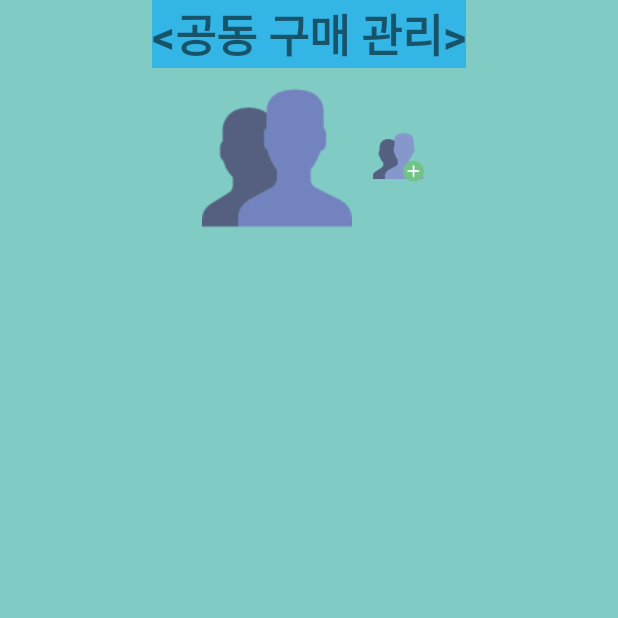
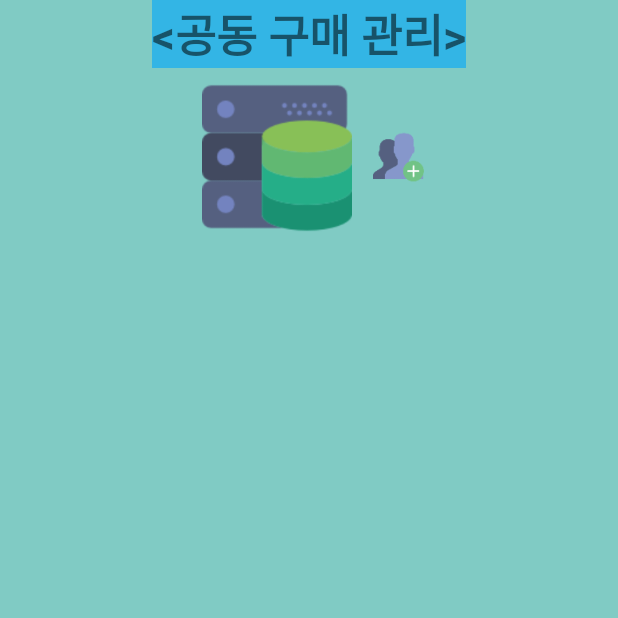
Before and after one commit to ytkim4558/MeetingManagement, an Android app: the screen it shows after launch (MainActivity), on a phone screen of 412 x 824 dp, the top half of it. Run offline under Robolectric (Android 15) with nearby library versions, the phone set to English and light mode, and no system bars.

Commit message:
name 변경 icon_length ->big_icon_length , small 아이콘 추가

```diff
--- a/app/src/main/java/com/nagnek/android/meetingmanagement/EditGroupInfoActivity.java
+++ b/app/src/main/java/com/nagnek/android/meetingmanagement/EditGroupInfoActivity.java
@@ -7,7 +7,6 @@ import android.graphics.Bitmap;
 import android.os.Bundle;
 import android.provider.MediaStore;
 import android.view.View;
-import android.widget.Button;
 import android.widget.EditText;
 import android.widget.ImageView;
 import android.widget.Toast;
@@ -61,7 +60,7 @@ public class EditGroupInfoActivity extends Activity {
                 position = receivedIntent.getIntExtra(MainActivity.GROUP_LIST_POSITION, 0);
             }
         }
-        userImageLength = R.dimen.image_view_showable_icon_length;
+        userImageLength = R.dimen.image_view_showable_big_icon_length;
         pushIconLength = R.dimen.image_view_push_icon_length;
         // ====================================================================================
 
@@ -129,7 +128,7 @@ public class EditGroupInfoActivity extends Activity {
                 groupNameEditText.setText(tempGroup.name);
             }
         }
-        imageView.setImageBitmap(NagneImage.decodeSampledBitmapFromResource(getResources(), R.drawable.add_group, R.dimen.image_view_showable_icon_length, R.dimen.image_view_showable_icon_length));
+        imageView.setImageBitmap(NagneImage.decodeSampledBitmapFromResource(getResources(), R.drawable.add_group, R.dimen.image_view_showable_big_icon_length, R.dimen.image_view_showable_big_icon_length));
 
         // ATTENTION: This was auto-generated to implement the App Indexing API.
         // See https://g.co/AppIndexing/AndroidStudio for more information.
--- a/app/src/main/java/com/nagnek/android/meetingmanagement/EditMemberInfoActivity.java
+++ b/app/src/main/java/com/nagnek/android/meetingmanagement/EditMemberInfoActivity.java
@@ -7,7 +7,6 @@ import android.graphics.Bitmap;
 import android.os.Bundle;
 import android.telephony.PhoneNumberFormattingTextWatcher;
 import android.view.View;
-import android.widget.Button;
 import android.widget.EditText;
 import android.widget.ImageView;
 import android.widget.Toast;
@@ -43,7 +42,7 @@ public class EditMemberInfoActivity extends Activity {
         addUserImageButtonId = R.drawable.add_user;
         backImageButtonId = R.drawable.back;
         saveImageButtonId = R.drawable.save;
-        userImageLength = R.dimen.image_view_showable_icon_length;
+        userImageLength = R.dimen.image_view_showable_big_icon_length;
         pushIconLength = R.dimen.image_view_push_icon_length;
 
         Dlog.i("onCreate");
--- a/app/src/main/java/com/nagnek/android/meetingmanagement/GroupInfoActivity.java
+++ b/app/src/main/java/com/nagnek/android/meetingmanagement/GroupInfoActivity.java
@@ -53,7 +53,7 @@ public class GroupInfoActivity extends Activity {
         setContentView(R.layout.activity_group);
         Dlog.i("onCreate()");
 
-        userImageLength = R.dimen.image_view_showable_icon_length;
+        userImageLength = R.dimen.image_view_showable_big_icon_length;
         Intent intent = getIntent();
         if (intent != null) {
             groupName = intent.getExtras().getString(MainActivity.GROUP_NAME);
--- a/app/src/main/java/com/nagnek/android/meetingmanagement/MainActivity.java
+++ b/app/src/main/java/com/nagnek/android/meetingmanagement/MainActivity.java
@@ -14,7 +14,6 @@ import android.widget.Toast;
 
 import com.nagnek.android.debugLog.Dlog;
 import com.nagnek.android.nagneAndroidUtil.NagneSharedPreferenceUtil;
-import com.nagnek.android.nagneImage.NagneCircleImage;
 import com.nagnek.android.nagneImage.NagneImage;
 import com.nagnek.android.sharedString.Storage;
 
@@ -57,9 +56,9 @@ public class MainActivity extends Activity {
         //
         // 2. 데이터 설정한다.
         // ====================================================================================
-        showable_icon_length = getResources().getDimension(R.dimen.image_view_showable_icon_length);
+        showable_icon_length = getResources().getDimension(R.dimen.image_view_showable_big_icon_length);
         push_icon_length = getResources().getDimension(R.dimen.image_view_push_icon_length);
-        Bitmap groupImageBitmap = NagneImage.decodeSampledBitmapFromResource(getResources(), R.drawable.group, showable_icon_length, showable_icon_length);
+        Bitmap groupImageBitmap = NagneImage.decodeSampledBitmapFromResource(getResources(), R.drawable.database, showable_icon_length, showable_icon_length);
         Bitmap addGroupImageButtonImage = NagneImage.decodeSampledBitmapFromResource(getResources(), R.drawable.add_group, push_icon_length, push_icon_length);
         String groupNumberString = NagneSharedPreferenceUtil.getValue(this, Storage.SAVE_MEMBER_INFO_FILE, Storage.GROUP_NUMBER);
         Dlog.i(groupNumberString);
--- a/app/src/main/java/com/nagnek/android/meetingmanagement/MemberInfoActivity.java
+++ b/app/src/main/java/com/nagnek/android/meetingmanagement/MemberInfoActivity.java
@@ -2,11 +2,8 @@ package com.nagnek.android.meetingmanagement;
 
 import android.app.Activity;
 import android.content.Intent;
-import android.graphics.drawable.BitmapDrawable;
-import android.graphics.drawable.Drawable;
 import android.os.Bundle;
 import android.view.View;
-import android.widget.Button;
 import android.widget.ImageView;
 import android.widget.TextView;
 
@@ -29,7 +26,7 @@ public class MemberInfoActivity extends Activity {
     protected void onCreate(Bundle savedInstanceState) {
         super.onCreate(savedInstanceState);
         setContentView(R.layout.activity_member_info);
-        memberImageLength = R.dimen.image_view_showable_icon_length;
+        memberImageLength = R.dimen.image_view_showable_big_icon_length;
         Dlog.d("onCreate()");
         // ====================================================================================
         //
--- a/app/src/main/java/com/nagnek/android/meetingmanagement/NewGroupPopupActivity.java
+++ b/app/src/main/java/com/nagnek/android/meetingmanagement/NewGroupPopupActivity.java
@@ -4,7 +4,6 @@ import android.content.Intent;
 import android.net.Uri;
 import android.os.Bundle;
 import android.view.View;
-import android.widget.Button;
 import android.widget.EditText;
 import android.widget.ImageView;
 import android.widget.Toast;
@@ -29,7 +28,7 @@ public class NewGroupPopupActivity extends PopupActivity {
     protected void onCreate(Bundle savedInstanceState) {
         super.onCreate(savedInstanceState);
         if (Dlog.showToast) Toast.makeText(this, Dlog.s(""), Toast.LENGTH_SHORT).show();
-        groupImageLength = R.dimen.image_view_showable_icon_length;
+        groupImageLength = R.dimen.image_view_showable_big_icon_length;
         pushIconLength = R.dimen.image_view_push_icon_length;
         setContentView(R.layout.activity_new_group);
         ImageView okButton = (ImageView) findViewById(R.id.ok_button);
--- a/app/src/main/res/layout-land/activity_group.xml
+++ b/app/src/main/res/layout-land/activity_group.xml
@@ -17,7 +17,7 @@
             android:text="그룹이름" />
 
         <ImageView android:id="@+id/groupImageView"
-            style="@style/IDSTYLE_IMAGEVIEW_BASE_SHOWABLE_ICON" />
+            style="@style/IDSTYLE_IMAGEVIEW_BASE_SHOWABLE_BIG_ICON" />
 
     </LinearLayout>
 
--- a/app/src/main/res/layout-land/member_list_view_item_layout.xml
+++ b/app/src/main/res/layout-land/member_list_view_item_layout.xml
@@ -12,7 +12,7 @@
         android:text="1"
         android:layout_alignParentLeft="true"/>
     <ImageView android:id="@+id/member_image"
-        style="@style/IDSTYLE_IMAGEVIEW_BASE_SHOWABLE_ICON"
+        style="@style/IDSTYLE_IMAGEVIEW_BASE_SHOWABLE_BIG_ICON"
         android:layout_toRightOf="@id/member_id"
         android:layout_centerInParent="true" />
     <TextView android:id="@+id/member_name"
--- a/app/src/main/res/layout/activity_edit_group_info.xml
+++ b/app/src/main/res/layout/activity_edit_group_info.xml
@@ -7,7 +7,7 @@
     android:baselineAligned="true">
 
     <ImageView android:id="@+id/group_image"
-        style="@style/IDSTYLE_IMAGEVIEW_BASE_SHOWABLE_ICON" />
+        style="@style/IDSTYLE_IMAGEVIEW_BASE_SHOWABLE_BIG_ICON" />
 
     <EditText android:id="@+id/group_name"
         android:layout_width="match_parent"
--- a/app/src/main/res/layout/activity_edit_member_info.xml
+++ b/app/src/main/res/layout/activity_edit_member_info.xml
@@ -28,7 +28,7 @@
         android:gravity="center_vertical">
 
         <ImageView android:id="@+id/member_image"
-            style="@style/IDSTYLE_IMAGEVIEW_BASE_SHOWABLE_ICON"
+            style="@style/IDSTYLE_IMAGEVIEW_BASE_SHOWABLE_BIG_ICON"
              />
 
         <EditText
--- a/app/src/main/res/layout/activity_group.xml
+++ b/app/src/main/res/layout/activity_group.xml
@@ -12,7 +12,7 @@
         />
 
     <ImageView android:id="@+id/groupImageView"
-        style="@style/IDSTYLE_IMAGEVIEW_BASE_SHOWABLE_ICON" />
+        style="@style/IDSTYLE_IMAGEVIEW_BASE_SHOWABLE_BIG_ICON" />
 
     <ImageView android:id="@+id/add_member_button"
         style="@style/IDSTYLE_IMAGEVIEW_BASE_PUSH_ICON"
--- a/app/src/main/res/layout/activity_main.xml
+++ b/app/src/main/res/layout/activity_main.xml
@@ -26,7 +26,7 @@
         <ImageView android:id="@+id/group_image"
             android:layout_width="100dp"
             android:layout_height="100dp"
-            style="@style/IDSTYLE_IMAGEVIEW_BASE_SHOWABLE_ICON"
+            style="@style/IDSTYLE_IMAGEVIEW_BASE_SHOWABLE_BIG_ICON"
             android:layout_gravity="center_vertical" />
 
         <ImageView
--- a/app/src/main/res/layout/activity_member_info.xml
+++ b/app/src/main/res/layout/activity_member_info.xml
@@ -25,7 +25,7 @@
     </RelativeLayout>
 
     <ImageView android:id="@+id/member_image"
-        style="@style/IDSTYLE_IMAGEVIEW_BASE_SHOWABLE_ICON"
+        style="@style/IDSTYLE_IMAGEVIEW_BASE_SHOWABLE_BIG_ICON"
 
         android:layout_gravity="center"/>
 
--- a/app/src/main/res/layout/activity_new_group.xml
+++ b/app/src/main/res/layout/activity_new_group.xml
@@ -7,7 +7,7 @@
     android:baselineAligned="true">
 
     <ImageView android:id="@+id/group_image"
-        style="@style/IDSTYLE_IMAGEVIEW_BASE_SHOWABLE_ICON"
+        style="@style/IDSTYLE_IMAGEVIEW_BASE_SHOWABLE_BIG_ICON"
         />
     <TextView
         style="@style/IDSTYLE_TEXTVIEW_BASE_ITEM_TITLE"
--- a/app/src/main/res/layout/group_list_view_item_layout.xml
+++ b/app/src/main/res/layout/group_list_view_item_layout.xml
@@ -26,7 +26,7 @@
 
         <ImageView
             android:id="@+id/group_image"
-            style="@style/IDSTYLE_IMAGEVIEW_BASE_SHOWABLE_ICON" />
+            style="@style/IDSTYLE_IMAGEVIEW_BASE_SHOWABLE_BIG_ICON" />
     </LinearLayout>
 
     <ImageView
--- a/app/src/main/res/values/dimens.xml
+++ b/app/src/main/res/values/dimens.xml
@@ -3,6 +3,7 @@
     <dimen name="activity_horizontal_margin">16dp</dimen>
     <dimen name="activity_vertical_margin">16dp</dimen>
     <dimen name="fab_margin">16dp</dimen>
-    <dimen name="image_view_showable_icon_length">100dp</dimen>
+    <dimen name="image_view_showable_big_icon_length">100dp</dimen>
+    <dimen name="image_view_showable_small_icon_length">34dp</dimen>
     <dimen name="image_view_push_icon_length">34dp</dimen>
 </resources>
--- a/app/src/main/res/values/styles.xml
+++ b/app/src/main/res/values/styles.xml
@@ -31,9 +31,18 @@
         <item name="android:layout_marginTop">4dp</item>
     </style>
 
-    <style name="IDSTYLE_IMAGEVIEW_BASE_SHOWABLE_ICON" parent="IDSTYLE_IMAGEVIEW_BASE">
-        <item name="android:layout_width">@dimen/image_view_showable_icon_length</item>
-        <item name="android:layout_height">@dimen/image_view_showable_icon_length</item>
+    <style name="IDSTYLE_IMAGEVIEW_BASE_SHOWABLE_BIG_ICON" parent="IDSTYLE_IMAGEVIEW_BASE">
+        <item name="android:layout_width">@dimen/image_view_showable_big_icon_length</item>
+        <item name="android:layout_height">@dimen/image_view_showable_big_icon_length</item>
+        <item name="android:layout_marginLeft">10dp</item>
+        <item name="android:layout_marginRight">10dp</item>
+        <item name="android:layout_marginBottom">10dp</item>
+        <item name="android:layout_marginTop">10dp</item>
+    </style>
+
+    <style name="IDSTYLE_IMAGEVIEW_BASE_SHOWABLE_SMALL_ICON" parent="IDSTYLE_IMAGEVIEW_BASE">
+        <item name="android:layout_width">@dimen/image_view_showable_small_icon_length</item>
+        <item name="android:layout_height">@dimen/image_view_showable_small_icon_length</item>
         <item name="android:layout_marginLeft">10dp</item>
         <item name="android:layout_marginRight">10dp</item>
         <item name="android:layout_marginBottom">10dp</item>
```
Also changed, not shown: app/src/main/res/drawable/database.png (added), app/src/main/res/drawable/user_list.png (added).
